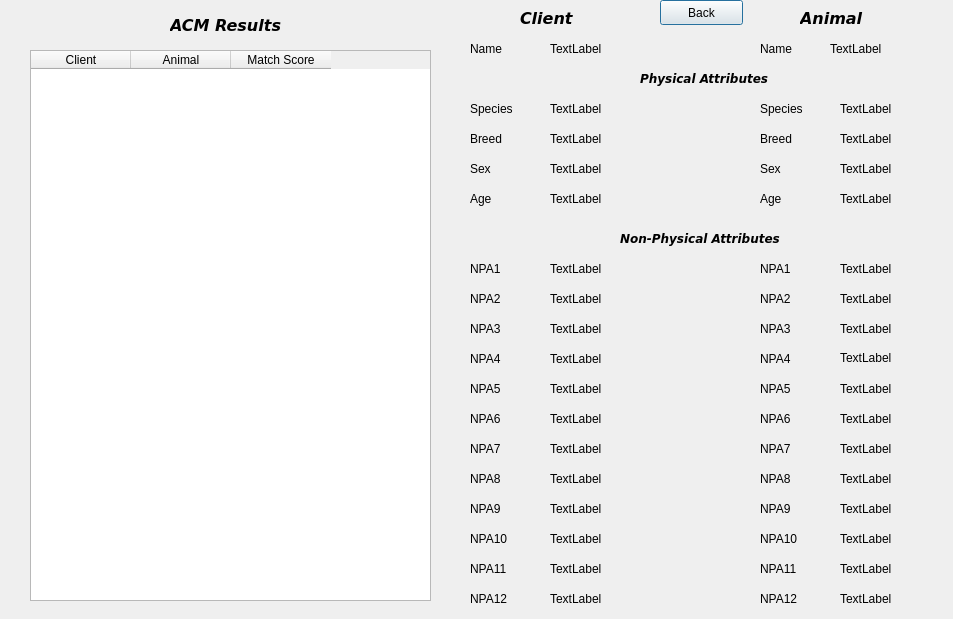
Before: the Qt Designer form acm.ui in ColeMacdonald1709/comp3004, drawn with Qt 5.
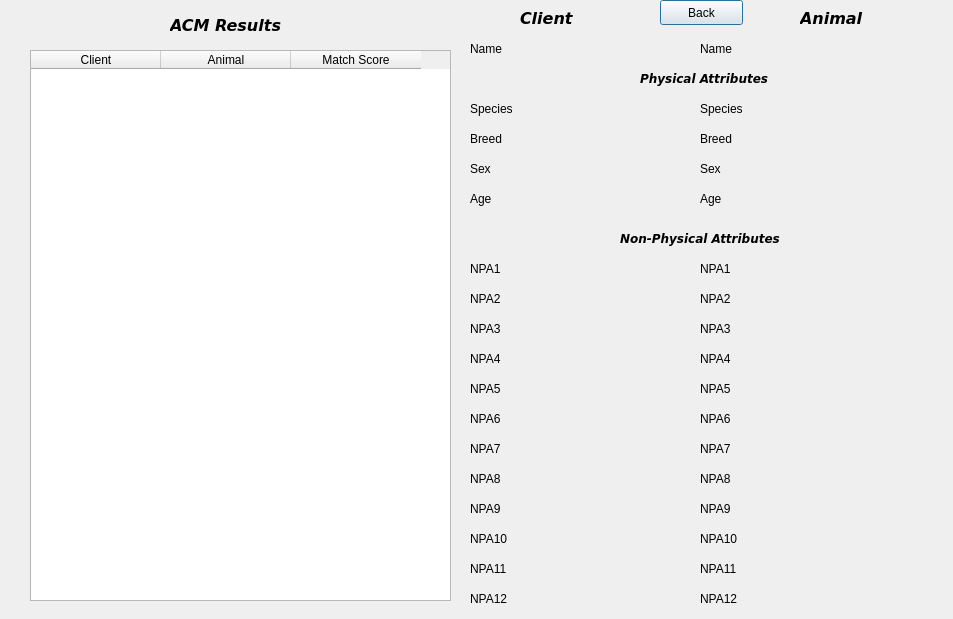
After: the same form once the commit is applied.

The edit to the form file:
```diff
--- a/acm.ui
+++ b/acm.ui
@@ -73,7 +73,7 @@
   <widget class="QLabel" name="aname_label">
    <property name="geometry">
     <rect>
-     <x>760</x>
+     <x>700</x>
      <y>40</y>
      <width>64</width>
      <height>17</height>
@@ -86,27 +86,51 @@
   <widget class="QLabel" name="txt_clientname">
    <property name="geometry">
     <rect>
-     <x>550</x>
+     <x>530</x>
      <y>40</y>
-     <width>64</width>
-     <height>17</height>
+     <width>150</width>
+     <height>20</height>
     </rect>
    </property>
+   <property name="minimumSize">
+    <size>
+     <width>150</width>
+     <height>20</height>
+    </size>
+   </property>
+   <property name="maximumSize">
+    <size>
+     <width>150</width>
+     <height>20</height>
+    </size>
+   </property>
    <property name="text">
-    <string>TextLabel</string>
+    <string/>
    </property>
   </widget>
   <widget class="QLabel" name="txt_animalname">
    <property name="geometry">
     <rect>
-     <x>830</x>
+     <x>760</x>
      <y>40</y>
-     <width>64</width>
-     <height>17</height>
+     <width>150</width>
+     <height>20</height>
     </rect>
    </property>
+   <property name="minimumSize">
+    <size>
+     <width>150</width>
+     <height>20</height>
+    </size>
+   </property>
+   <property name="maximumSize">
+    <size>
+     <width>150</width>
+     <height>20</height>
+    </size>
+   </property>
    <property name="text">
-    <string>TextLabel</string>
+    <string/>
    </property>
   </widget>
   <widget class="QLabel" name="PAtitle_label">
@@ -146,7 +170,7 @@
   <widget class="QLabel" name="aspecies_label">
    <property name="geometry">
     <rect>
-     <x>760</x>
+     <x>700</x>
      <y>100</y>
      <width>64</width>
      <height>17</height>
@@ -159,27 +183,51 @@
   <widget class="QLabel" name="txt_cspecies">
    <property name="geometry">
     <rect>
-     <x>550</x>
+     <x>530</x>
      <y>100</y>
-     <width>64</width>
-     <height>17</height>
+     <width>150</width>
+     <height>20</height>
     </rect>
    </property>
+   <property name="minimumSize">
+    <size>
+     <width>150</width>
+     <height>20</height>
+    </size>
+   </property>
+   <property name="maximumSize">
+    <size>
+     <width>150</width>
+     <height>20</height>
+    </size>
+   </property>
    <property name="text">
-    <string>TextLabel</string>
+    <string/>
    </property>
   </widget>
   <widget class="QLabel" name="txt_aspecies">
    <property name="geometry">
     <rect>
-     <x>840</x>
+     <x>760</x>
      <y>100</y>
-     <width>64</width>
-     <height>17</height>
+     <width>150</width>
+     <height>20</height>
     </rect>
    </property>
+   <property name="minimumSize">
+    <size>
+     <width>150</width>
+     <height>20</height>
+    </size>
+   </property>
+   <property name="maximumSize">
+    <size>
+     <width>150</width>
+     <height>20</height>
+    </size>
+   </property>
    <property name="text">
-    <string>TextLabel</string>
+    <string/>
    </property>
   </widget>
   <widget class="QLabel" name="cbreed_label">
@@ -198,7 +246,7 @@
   <widget class="QLabel" name="abreed_label">
    <property name="geometry">
     <rect>
-     <x>760</x>
+     <x>700</x>
      <y>130</y>
      <width>64</width>
      <height>17</height>
@@ -224,7 +272,7 @@
   <widget class="QLabel" name="asex_label">
    <property name="geometry">
     <rect>
-     <x>760</x>
+     <x>700</x>
      <y>160</y>
      <width>64</width>
      <height>17</height>
@@ -237,53 +285,101 @@
   <widget class="QLabel" name="txt_cbreed">
    <property name="geometry">
     <rect>
-     <x>550</x>
+     <x>530</x>
      <y>130</y>
-     <width>64</width>
-     <height>17</height>
+     <width>150</width>
+     <height>20</height>
     </rect>
    </property>
+   <property name="minimumSize">
+    <size>
+     <width>150</width>
+     <height>20</height>
+    </size>
+   </property>
+   <property name="maximumSize">
+    <size>
+     <width>150</width>
+     <height>20</height>
+    </size>
+   </property>
    <property name="text">
-    <string>TextLabel</string>
+    <string/>
    </property>
   </widget>
   <widget class="QLabel" name="txt_abreed">
    <property name="geometry">
     <rect>
-     <x>840</x>
+     <x>760</x>
      <y>130</y>
-     <width>64</width>
-     <height>17</height>
+     <width>150</width>
+     <height>20</height>
     </rect>
    </property>
+   <property name="minimumSize">
+    <size>
+     <width>150</width>
+     <height>20</height>
+    </size>
+   </property>
+   <property name="maximumSize">
+    <size>
+     <width>150</width>
+     <height>20</height>
+    </size>
+   </property>
    <property name="text">
-    <string>TextLabel</string>
+    <string/>
    </property>
   </widget>
   <widget class="QLabel" name="txt_csex">
    <property name="geometry">
     <rect>
-     <x>550</x>
+     <x>530</x>
      <y>160</y>
-     <width>64</width>
-     <height>17</height>
+     <width>150</width>
+     <height>20</height>
     </rect>
    </property>
+   <property name="minimumSize">
+    <size>
+     <width>150</width>
+     <height>20</height>
+    </size>
+   </property>
+   <property name="maximumSize">
+    <size>
+     <width>150</width>
+     <height>20</height>
+    </size>
+   </property>
    <property name="text">
-    <string>TextLabel</string>
+    <string/>
    </property>
   </widget>
   <widget class="QLabel" name="txt_asex">
    <property name="geometry">
     <rect>
-     <x>840</x>
+     <x>760</x>
      <y>160</y>
-     <width>64</width>
-     <height>17</height>
+     <width>150</width>
+     <height>20</height>
     </rect>
    </property>
+   <property name="minimumSize">
+    <size>
+     <width>150</width>
+     <height>20</height>
+    </size>
+   </property>
+   <property name="maximumSize">
+    <size>
+     <width>150</width>
+     <height>20</height>
+    </size>
+   </property>
    <property name="text">
-    <string>TextLabel</string>
+    <string/>
    </property>
   </widget>
   <widget class="QLabel" name="cage_label">
@@ -302,7 +398,7 @@
   <widget class="QLabel" name="aage_label">
    <property name="geometry">
     <rect>
-     <x>760</x>
+     <x>700</x>
      <y>190</y>
      <width>64</width>
      <height>17</height>
@@ -315,27 +411,51 @@
   <widget class="QLabel" name="txt_cage">
    <property name="geometry">
     <rect>
-     <x>550</x>
+     <x>530</x>
      <y>190</y>
-     <width>64</width>
-     <height>17</height>
+     <width>150</width>
+     <height>20</height>
     </rect>
    </property>
+   <property name="minimumSize">
+    <size>
+     <width>150</width>
+     <height>20</height>
+    </size>
+   </property>
+   <property name="maximumSize">
+    <size>
+     <width>150</width>
+     <height>20</height>
+    </size>
+   </property>
    <property name="text">
-    <string>TextLabel</string>
+    <string/>
    </property>
   </widget>
   <widget class="QLabel" name="txt_aage">
    <property name="geometry">
     <rect>
-     <x>840</x>
+     <x>760</x>
      <y>190</y>
-     <width>64</width>
-     <height>17</height>
+     <width>150</width>
+     <height>20</height>
     </rect>
    </property>
+   <property name="minimumSize">
+    <size>
+     <width>150</width>
+     <height>20</height>
+    </size>
+   </property>
+   <property name="maximumSize">
+    <size>
+     <width>150</width>
+     <height>20</height>
+    </size>
+   </property>
    <property name="text">
-    <string>TextLabel</string>
+    <string/>
    </property>
   </widget>
   <widget class="QLabel" name="NPAtitle_label">
@@ -375,7 +495,7 @@
   <widget class="QLabel" name="NPA1_label_2">
    <property name="geometry">
     <rect>
-     <x>760</x>
+     <x>700</x>
      <y>260</y>
      <width>41</width>
      <height>17</height>
@@ -388,27 +508,51 @@
   <widget class="QLabel" name="txt_NPA1">
    <property name="geometry">
     <rect>
-     <x>550</x>
+     <x>530</x>
      <y>260</y>
-     <width>64</width>
-     <height>17</height>
+     <width>150</width>
+     <height>20</height>
     </rect>
    </property>
+   <property name="minimumSize">
+    <size>
+     <width>150</width>
+     <height>20</height>
+    </size>
+   </property>
+   <property name="maximumSize">
+    <size>
+     <width>150</width>
+     <height>20</height>
+    </size>
+   </property>
    <property name="text">
-    <string>TextLabel</string>
+    <string/>
    </property>
   </widget>
   <widget class="QLabel" name="txt_NPA1_2">
    <property name="geometry">
     <rect>
-     <x>840</x>
+     <x>760</x>
      <y>260</y>
-     <width>64</width>
-     <height>17</height>
+     <width>150</width>
+     <height>20</height>
     </rect>
    </property>
+   <property name="minimumSize">
+    <size>
+     <width>150</width>
+     <height>20</height>
+    </size>
+   </property>
+   <property name="maximumSize">
+    <size>
+     <width>150</width>
+     <height>20</height>
+    </size>
+   </property>
    <property name="text">
-    <string>TextLabel</string>
+    <string/>
    </property>
   </widget>
   <widget class="QLabel" name="NPA2_label">
@@ -427,7 +571,7 @@
   <widget class="QLabel" name="NPA2_label_2">
    <property name="geometry">
     <rect>
-     <x>760</x>
+     <x>700</x>
      <y>290</y>
      <width>41</width>
      <height>17</height>
@@ -453,7 +597,7 @@
   <widget class="QLabel" name="NPA3_label_2">
    <property name="geometry">
     <rect>
-     <x>760</x>
+     <x>700</x>
      <y>320</y>
      <width>41</width>
      <height>17</height>
@@ -479,7 +623,7 @@
   <widget class="QLabel" name="NPA4_label_2">
    <property name="geometry">
     <rect>
-     <x>760</x>
+     <x>700</x>
      <y>350</y>
      <width>41</width>
      <height>17</height>
@@ -505,7 +649,7 @@
   <widget class="QLabel" name="NPA5_label_2">
    <property name="geometry">
     <rect>
-     <x>760</x>
+     <x>700</x>
      <y>380</y>
      <width>41</width>
      <height>17</height>
@@ -531,7 +675,7 @@
   <widget class="QLabel" name="NPA6_label_2">
    <property name="geometry">
     <rect>
-     <x>760</x>
+     <x>700</x>
      <y>410</y>
      <width>41</width>
      <height>17</height>
@@ -557,7 +701,7 @@
   <widget class="QLabel" name="NPA7_label_2">
    <property name="geometry">
     <rect>
-     <x>760</x>
+     <x>700</x>
      <y>440</y>
      <width>41</width>
      <height>17</height>
@@ -583,7 +727,7 @@
   <widget class="QLabel" name="NPA8_label_2">
    <property name="geometry">
     <rect>
-     <x>760</x>
+     <x>700</x>
      <y>470</y>
      <width>41</width>
      <height>17</height>
@@ -609,7 +753,7 @@
   <widget class="QLabel" name="NPA9_label_2">
    <property name="geometry">
     <rect>
-     <x>760</x>
+     <x>700</x>
      <y>500</y>
      <width>41</width>
      <height>17</height>
@@ -635,7 +779,7 @@
   <widget class="QLabel" name="NPA10_label_2">
    <property name="geometry">
     <rect>
-     <x>760</x>
+     <x>700</x>
      <y>530</y>
      <width>51</width>
      <height>17</height>
@@ -661,7 +805,7 @@
   <widget class="QLabel" name="NPA11_label_2">
    <property name="geometry">
     <rect>
-     <x>760</x>
+     <x>700</x>
      <y>560</y>
      <width>51</width>
      <height>17</height>
@@ -687,7 +831,7 @@
   <widget class="QLabel" name="NPA12_label_2">
    <property name="geometry">
     <rect>
-     <x>760</x>
+     <x>700</x>
      <y>590</y>
      <width>51</width>
      <height>17</height>
@@ -700,287 +844,551 @@
   <widget class="QLabel" name="txt_NPA2">
    <property name="geometry">
     <rect>
-     <x>550</x>
+     <x>530</x>
      <y>290</y>
-     <width>64</width>
-     <height>17</height>
+     <width>150</width>
+     <height>20</height>
     </rect>
    </property>
+   <property name="minimumSize">
+    <size>
+     <width>150</width>
+     <height>20</height>
+    </size>
+   </property>
+   <property name="maximumSize">
+    <size>
+     <width>150</width>
+     <height>20</height>
+    </size>
+   </property>
    <property name="text">
-    <string>TextLabel</string>
+    <string/>
    </property>
   </widget>
   <widget class="QLabel" name="txt_NPA2_2">
    <property name="geometry">
     <rect>
-     <x>840</x>
+     <x>760</x>
      <y>290</y>
-     <width>64</width>
-     <height>17</height>
+     <width>150</width>
+     <height>20</height>
     </rect>
    </property>
+   <property name="minimumSize">
+    <size>
+     <width>150</width>
+     <height>20</height>
+    </size>
+   </property>
+   <property name="maximumSize">
+    <size>
+     <width>150</width>
+     <height>20</height>
+    </size>
+   </property>
    <property name="text">
-    <string>TextLabel</string>
+    <string/>
    </property>
   </widget>
   <widget class="QLabel" name="txt_NPA3">
    <property name="geometry">
     <rect>
-     <x>550</x>
+     <x>530</x>
      <y>320</y>
-     <width>64</width>
-     <height>17</height>
+     <width>150</width>
+     <height>20</height>
     </rect>
    </property>
+   <property name="minimumSize">
+    <size>
+     <width>150</width>
+     <height>20</height>
+    </size>
+   </property>
+   <property name="maximumSize">
+    <size>
+     <width>150</width>
+     <height>20</height>
+    </size>
+   </property>
    <property name="text">
-    <string>TextLabel</string>
+    <string/>
    </property>
   </widget>
   <widget class="QLabel" name="txt_NPA3_2">
    <property name="geometry">
     <rect>
-     <x>840</x>
+     <x>760</x>
      <y>320</y>
-     <width>64</width>
-     <height>17</height>
+     <width>150</width>
+     <height>20</height>
     </rect>
    </property>
+   <property name="minimumSize">
+    <size>
+     <width>150</width>
+     <height>20</height>
+    </size>
+   </property>
+   <property name="maximumSize">
+    <size>
+     <width>150</width>
+     <height>20</height>
+    </size>
+   </property>
    <property name="text">
-    <string>TextLabel</string>
+    <string/>
    </property>
   </widget>
   <widget class="QLabel" name="txt_NPA4">
    <property name="geometry">
     <rect>
-     <x>550</x>
+     <x>530</x>
      <y>350</y>
-     <width>64</width>
-     <height>17</height>
+     <width>150</width>
+     <height>20</height>
     </rect>
    </property>
+   <property name="minimumSize">
+    <size>
+     <width>150</width>
+     <height>20</height>
+    </size>
+   </property>
+   <property name="maximumSize">
+    <size>
+     <width>150</width>
+     <height>20</height>
+    </size>
+   </property>
    <property name="text">
-    <string>TextLabel</string>
+    <string/>
    </property>
   </widget>
   <widget class="QLabel" name="txt_NPA4_2">
    <property name="geometry">
     <rect>
-     <x>840</x>
+     <x>760</x>
      <y>350</y>
-     <width>64</width>
-     <height>16</height>
+     <width>150</width>
+     <height>20</height>
     </rect>
    </property>
+   <property name="minimumSize">
+    <size>
+     <width>150</width>
+     <height>20</height>
+    </size>
+   </property>
+   <property name="maximumSize">
+    <size>
+     <width>150</width>
+     <height>20</height>
+    </size>
+   </property>
    <property name="text">
-    <string>TextLabel</string>
+    <string/>
    </property>
   </widget>
   <widget class="QLabel" name="txt_NPA5">
    <property name="geometry">
     <rect>
-     <x>550</x>
+     <x>530</x>
      <y>380</y>
-     <width>64</width>
-     <height>17</height>
+     <width>150</width>
+     <height>20</height>
     </rect>
    </property>
+   <property name="minimumSize">
+    <size>
+     <width>150</width>
+     <height>20</height>
+    </size>
+   </property>
+   <property name="maximumSize">
+    <size>
+     <width>150</width>
+     <height>20</height>
+    </size>
+   </property>
    <property name="text">
-    <string>TextLabel</string>
+    <string/>
    </property>
   </widget>
   <widget class="QLabel" name="txt_NPA5_2">
    <property name="geometry">
     <rect>
-     <x>840</x>
+     <x>760</x>
      <y>380</y>
-     <width>64</width>
-     <height>17</height>
+     <width>150</width>
+     <height>20</height>
     </rect>
    </property>
+   <property name="minimumSize">
+    <size>
+     <width>150</width>
+     <height>20</height>
+    </size>
+   </property>
+   <property name="maximumSize">
+    <size>
+     <width>150</width>
+     <height>20</height>
+    </size>
+   </property>
    <property name="text">
-    <string>TextLabel</string>
+    <string/>
    </property>
   </widget>
   <widget class="QLabel" name="txt_NPA6">
    <property name="geometry">
     <rect>
-     <x>550</x>
+     <x>530</x>
      <y>410</y>
-     <width>64</width>
-     <height>17</height>
+     <width>150</width>
+     <height>20</height>
     </rect>
    </property>
+   <property name="minimumSize">
+    <size>
+     <width>150</width>
+     <height>20</height>
+    </size>
+   </property>
+   <property name="maximumSize">
+    <size>
+     <width>150</width>
+     <height>20</height>
+    </size>
+   </property>
    <property name="text">
-    <string>TextLabel</string>
+    <string/>
    </property>
   </widget>
   <widget class="QLabel" name="txt_NPA6_2">
    <property name="geometry">
     <rect>
-     <x>840</x>
+     <x>760</x>
      <y>410</y>
-     <width>64</width>
-     <height>17</height>
+     <width>150</width>
+     <height>20</height>
     </rect>
    </property>
+   <property name="minimumSize">
+    <size>
+     <width>150</width>
+     <height>20</height>
+    </size>
+   </property>
+   <property name="maximumSize">
+    <size>
+     <width>150</width>
+     <height>20</height>
+    </size>
+   </property>
    <property name="text">
-    <string>TextLabel</string>
+    <string/>
    </property>
   </widget>
   <widget class="QLabel" name="txt_NPA7">
    <property name="geometry">
     <rect>
-     <x>550</x>
+     <x>530</x>
      <y>440</y>
-     <width>64</width>
-     <height>17</height>
+     <width>150</width>
+     <height>20</height>
     </rect>
    </property>
+   <property name="minimumSize">
+    <size>
+     <width>150</width>
+     <height>20</height>
+    </size>
+   </property>
+   <property name="maximumSize">
+    <size>
+     <width>150</width>
+     <height>20</height>
+    </size>
+   </property>
    <property name="text">
-    <string>TextLabel</string>
+    <string/>
    </property>
   </widget>
   <widget class="QLabel" name="txt_NPA7_2">
    <property name="geometry">
     <rect>
-     <x>840</x>
+     <x>760</x>
      <y>440</y>
-     <width>64</width>
-     <height>17</height>
+     <width>150</width>
+     <height>20</height>
     </rect>
    </property>
+   <property name="minimumSize">
+    <size>
+     <width>150</width>
+     <height>20</height>
+    </size>
+   </property>
+   <property name="maximumSize">
+    <size>
+     <width>150</width>
+     <height>20</height>
+    </size>
+   </property>
    <property name="text">
-    <string>TextLabel</string>
+    <string/>
    </property>
   </widget>
   <widget class="QLabel" name="txt_NPA8">
    <property name="geometry">
     <rect>
-     <x>550</x>
+     <x>530</x>
      <y>470</y>
-     <width>64</width>
-     <height>17</height>
+     <width>150</width>
+     <height>20</height>
     </rect>
    </property>
+   <property name="minimumSize">
+    <size>
+     <width>150</width>
+     <height>20</height>
+    </size>
+   </property>
+   <property name="maximumSize">
+    <size>
+     <width>150</width>
+     <height>20</height>
+    </size>
+   </property>
    <property name="text">
-    <string>TextLabel</string>
+    <string/>
    </property>
   </widget>
   <widget class="QLabel" name="txt_NPA8_2">
    <property name="geometry">
     <rect>
-     <x>840</x>
+     <x>760</x>
      <y>470</y>
-     <width>64</width>
-     <height>17</height>
+     <width>150</width>
+     <height>20</height>
     </rect>
    </property>
+   <property name="minimumSize">
+    <size>
+     <width>150</width>
+     <height>20</height>
+    </size>
+   </property>
+   <property name="maximumSize">
+    <size>
+     <width>150</width>
+     <height>20</height>
+    </size>
+   </property>
    <property name="text">
-    <string>TextLabel</string>
+    <string/>
    </property>
   </widget>
   <widget class="QLabel" name="txt_NPA9">
    <property name="geometry">
     <rect>
-     <x>550</x>
+     <x>530</x>
      <y>500</y>
-     <width>64</width>
-     <height>17</height>
+     <width>150</width>
+     <height>20</height>
     </rect>
    </property>
+   <property name="minimumSize">
+    <size>
+     <width>150</width>
+     <height>20</height>
+    </size>
+   </property>
+   <property name="maximumSize">
+    <size>
+     <width>150</width>
+     <height>20</height>
+    </size>
+   </property>
    <property name="text">
-    <string>TextLabel</string>
+    <string/>
    </property>
   </widget>
   <widget class="QLabel" name="txt_NPA9_2">
    <property name="geometry">
     <rect>
-     <x>840</x>
+     <x>760</x>
      <y>500</y>
-     <width>64</width>
-     <height>17</height>
+     <width>150</width>
+     <height>20</height>
     </rect>
    </property>
+   <property name="minimumSize">
+    <size>
+     <width>150</width>
+     <height>20</height>
+    </size>
+   </property>
+   <property name="maximumSize">
+    <size>
+     <width>150</width>
+     <height>20</height>
+    </size>
+   </property>
    <property name="text">
-    <string>TextLabel</string>
+    <string/>
    </property>
   </widget>
   <widget class="QLabel" name="txt_NPA10">
    <property name="geometry">
     <rect>
-     <x>550</x>
+     <x>530</x>
      <y>530</y>
-     <width>64</width>
-     <height>17</height>
+     <width>150</width>
+     <height>20</height>
     </rect>
    </property>
+   <property name="minimumSize">
+    <size>
+     <width>150</width>
+     <height>20</height>
+    </size>
+   </property>
+   <property name="maximumSize">
+    <size>
+     <width>150</width>
+     <height>20</height>
+    </size>
+   </property>
    <property name="text">
-    <string>TextLabel</string>
+    <string/>
    </property>
   </widget>
   <widget class="QLabel" name="txt_NPA10_2">
    <property name="geometry">
     <rect>
-     <x>840</x>
+     <x>760</x>
      <y>530</y>
-     <width>64</width>
-     <height>17</height>
+     <width>150</width>
+     <height>20</height>
     </rect>
    </property>
+   <property name="minimumSize">
+    <size>
+     <width>150</width>
+     <height>20</height>
+    </size>
+   </property>
+   <property name="maximumSize">
+    <size>
+     <width>150</width>
+     <height>20</height>
+    </size>
+   </property>
    <property name="text">
-    <string>TextLabel</string>
+    <string/>
    </property>
   </widget>
   <widget class="QLabel" name="txt_NPA11">
    <property name="geometry">
     <rect>
-     <x>550</x>
+     <x>530</x>
      <y>560</y>
-     <width>64</width>
-     <height>17</height>
+     <width>150</width>
+     <height>20</height>
     </rect>
    </property>
+   <property name="minimumSize">
+    <size>
+     <width>150</width>
+     <height>20</height>
+    </size>
+   </property>
+   <property name="maximumSize">
+    <size>
+     <width>150</width>
+     <height>20</height>
+    </size>
+   </property>
    <property name="text">
-    <string>TextLabel</string>
+    <string/>
    </property>
   </widget>
   <widget class="QLabel" name="txt_NPA11_2">
    <property name="geometry">
     <rect>
-     <x>840</x>
+     <x>760</x>
      <y>560</y>
-     <width>64</width>
-     <height>17</height>
+     <width>150</width>
+     <height>20</height>
     </rect>
    </property>
+   <property name="minimumSize">
+    <size>
+     <width>150</width>
+     <height>20</height>
+    </size>
+   </property>
+   <property name="maximumSize">
+    <size>
+     <width>150</width>
+     <height>20</height>
+    </size>
+   </property>
    <property name="text">
-    <string>TextLabel</string>
+    <string/>
    </property>
   </widget>
   <widget class="QLabel" name="txt_NPA12">
    <property name="geometry">
     <rect>
-     <x>550</x>
+     <x>530</x>
      <y>590</y>
-     <width>64</width>
-     <height>17</height>
+     <width>150</width>
+     <height>20</height>
     </rect>
    </property>
+   <property name="minimumSize">
+    <size>
+     <width>150</width>
+     <height>20</height>
+    </size>
+   </property>
+   <property name="maximumSize">
+    <size>
+     <width>150</width>
+     <height>20</height>
+    </size>
+   </property>
    <property name="text">
-    <string>TextLabel</string>
+    <string/>
    </property>
   </widget>
   <widget class="QLabel" name="txt_NPA12_2">
    <property name="geometry">
     <rect>
-     <x>840</x>
+     <x>760</x>
      <y>590</y>
-     <width>64</width>
-     <height>17</height>
+     <width>150</width>
+     <height>20</height>
     </rect>
    </property>
+   <property name="minimumSize">
+    <size>
+     <width>150</width>
+     <height>20</height>
+    </size>
+   </property>
+   <property name="maximumSize">
+    <size>
+     <width>150</width>
+     <height>20</height>
+    </size>
+   </property>
    <property name="text">
-    <string>TextLabel</string>
+    <string/>
    </property>
   </widget>
   <widget class="QPushButton" name="backButton">
@@ -1026,13 +1434,22 @@
     <rect>
      <x>30</x>
      <y>50</y>
-     <width>401</width>
+     <width>421</width>
      <height>551</height>
     </rect>
    </property>
    <property name="editTriggers">
     <set>QAbstractItemView::NoEditTriggers</set>
    </property>
+   <attribute name="horizontalHeaderDefaultSectionSize">
+    <number>130</number>
+   </attribute>
+   <attribute name="horizontalHeaderMinimumSectionSize">
+    <number>30</number>
+   </attribute>
+   <attribute name="verticalHeaderMinimumSectionSize">
+    <number>30</number>
+   </attribute>
    <column>
     <property name="text">
      <string>Client</string>
```
